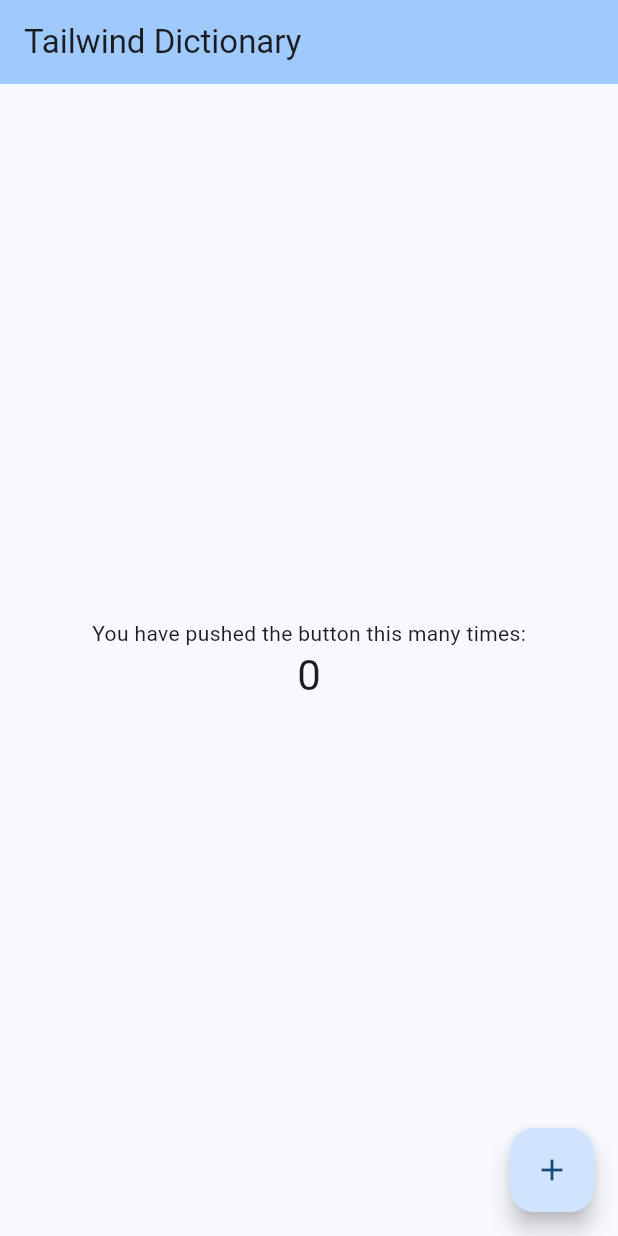
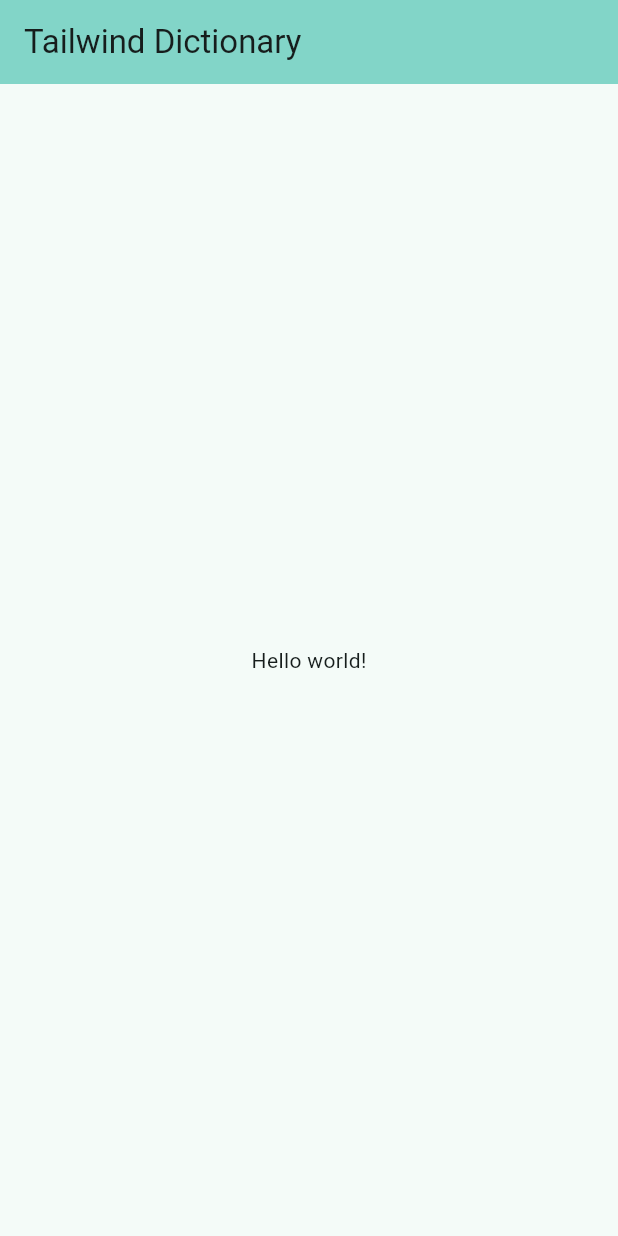
Before and after one commit to RichDom2185/tailwind_cheat_sheet, a Flutter app: the screen it shows after launch, on a phone screen of 412 x 824 dp. Run offline on Flutter 3.47's test engine with Material 3 defaults, Android fonts, the light colour scheme and no system bars.

Commit message:
Create basic home page in separate file

```diff
--- a/lib/main.dart
+++ b/lib/main.dart
@@ -1,4 +1,5 @@
 import 'package:flutter/material.dart';
+import 'package:tailwind_dictionary/pages/home_page.dart';
 
 void main() {
   runApp(const MyApp());
@@ -13,58 +14,10 @@
     return MaterialApp(
       title: 'Tailwind Dictionary',
       theme: ThemeData(
-        colorScheme: ColorScheme.fromSeed(seedColor: Colors.blue),
+        colorScheme: ColorScheme.fromSeed(seedColor: Colors.teal),
         useMaterial3: true,
       ),
-      home: const MyHomePage(title: 'Tailwind Dictionary'),
+      home: const HomePage(),
     );
   }
 }
-
-class MyHomePage extends StatefulWidget {
-  const MyHomePage({super.key, required this.title});
-
-  final String title;
-
-  @override
-  State<MyHomePage> createState() => _MyHomePageState();
-}
-
-class _MyHomePageState extends State<MyHomePage> {
-  int _counter = 0;
-
-  void _incrementCounter() {
-    setState(() {
-      _counter++;
-    });
-  }
-
-  @override
-  Widget build(BuildContext context) {
-    return Scaffold(
-      appBar: AppBar(
-        backgroundColor: Theme.of(context).colorScheme.inversePrimary,
-        title: Text(widget.title),
-      ),
-      body: Center(
-        child: Column(
-          mainAxisAlignment: MainAxisAlignment.center,
-          children: <Widget>[
-            const Text(
-              'You have pushed the button this many times:',
-            ),
-            Text(
-              '$_counter',
-              style: Theme.of(context).textTheme.headlineMedium,
-            ),
-          ],
-        ),
-      ),
-      floatingActionButton: FloatingActionButton(
-        onPressed: _incrementCounter,
-        tooltip: 'Increment',
-        child: const Icon(Icons.add),
-      ), // This trailing comma makes auto-formatting nicer for build methods.
-    );
-  }
-}
--- /dev/null
+++ b/lib/pages/home_page.dart
@@ -0,0 +1,25 @@
+import 'package:flutter/material.dart';
+
+class HomePage extends StatelessWidget {
+  const HomePage({super.key});
+
+  @override
+  Widget build(BuildContext context) {
+    return Scaffold(
+      appBar: AppBar(
+        backgroundColor: Theme.of(context).colorScheme.inversePrimary,
+        title: const Text('Tailwind Dictionary'),
+      ),
+      body: const Center(
+        child: Column(
+          mainAxisAlignment: MainAxisAlignment.center,
+          children: <Widget>[
+            Text(
+              'Hello world!',
+            ),
+          ],
+        ),
+      ),
+    );
+  }
+}
```
